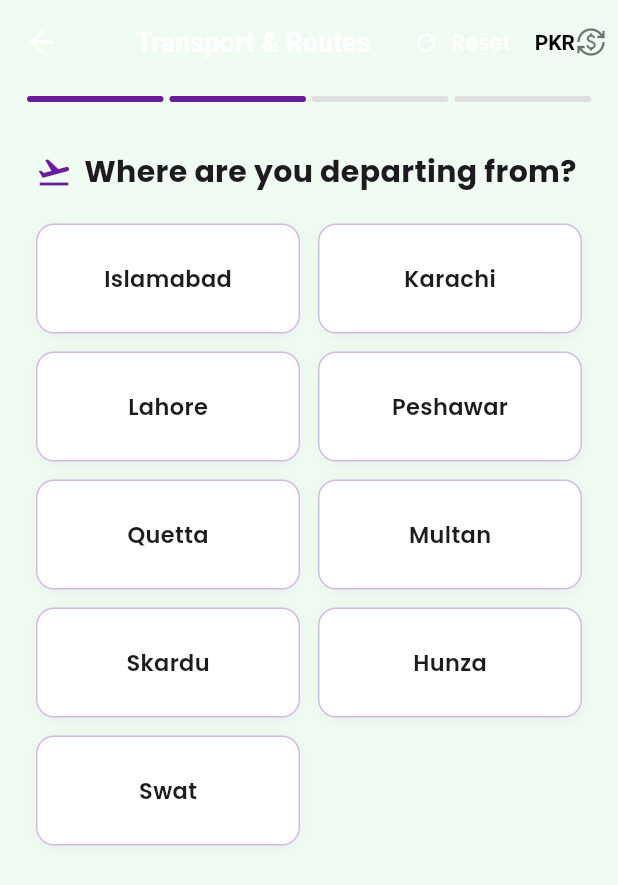
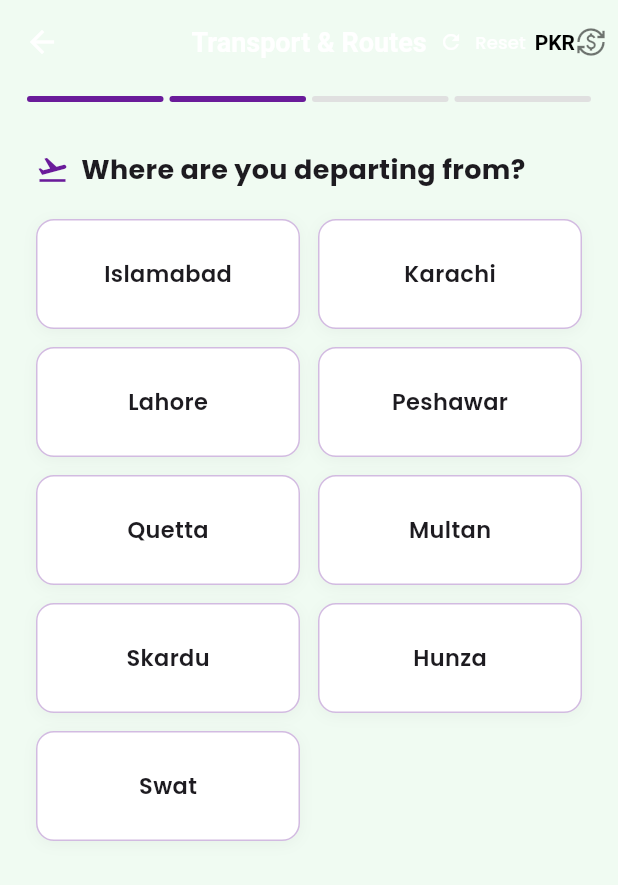
Before and after one commit to MuhammadAhsan-MASK/SafarSathi, a Flutter app: the TransportScreen screen opened directly, after a tap on "Flight", on a phone screen of 412 x 824 dp. Shown: the top 885 px of the screen. Run offline on Flutter 3.47's test engine with Material 3 defaults, Android fonts, the phone set to English and light mode, and no system bars; our stand-ins replace cloud_firestore, csv, firebase_auth, firebase_core, flutter_tts, google_fonts and 5 more; accounts and stored records are empty; generated files the repository leaves out were written again; network calls fail.

Commit message:
fix: resolve transport departure screen overflow and restore transport routes

```diff
--- a/lib/core/seed_data.dart
+++ b/lib/core/seed_data.dart
@@ -10,8 +10,8 @@ import 'data/attractions_data.dart';
 
 class SeedData {
   /// Toggle to control whether hardcoded seed data is used.
-  /// Set to false to disable all seed/dummy data.
-  static const bool useSeedData = false;
+  /// Set to true to display authentic Pakistan travel routes, hotels, and attractions.
+  static const bool useSeedData = true;
 
   static List<Hotel> get initialHotels => useSeedData ? allHotels : [];
   static List<Restaurant> get initialRestaurants => useSeedData ? allRestaurants : [];
--- a/lib/features/transport/transport_screen.dart
+++ b/lib/features/transport/transport_screen.dart
@@ -51,14 +51,23 @@ class _TransportScreenState extends State<TransportScreen> {
     return Scaffold(
       backgroundColor: AppTheme.transportBg,
       appBar: AppBar(
-        title: const Text('Transport & Routes'),
+        title: const Text(
+          'Transport & Routes',
+          maxLines: 1,
+          overflow: TextOverflow.ellipsis,
+        ),
         backgroundColor: Colors.transparent,
         actions: [
           if (_step != TransportStep.selectType)
             TextButton.icon(
               onPressed: _reset,
-              icon: const Icon(Icons.refresh, color: Colors.white, size: 18),
-              label: const Text('Reset', style: TextStyle(color: Colors.white)),
+              icon: const Icon(Icons.refresh, color: Colors.white, size: 16),
+              label: const Text('Reset', style: TextStyle(color: Colors.white, fontSize: 12)),
+              style: TextButton.styleFrom(
+                padding: const EdgeInsets.symmetric(horizontal: 6),
+                minimumSize: Size.zero,
+                tapTargetSize: MaterialTapTargetSize.shrinkWrap,
+              ),
             ),
           _buildCurrencySelector(context),
         ],
@@ -222,19 +231,34 @@ class _TransportScreenState extends State<TransportScreen> {
                   GestureDetector(
                     onTap: () => setState(() => _step = TransportStep.selectDeparture),
                     child: Row(
+                      mainAxisSize: MainAxisSize.min,
                       children: [
-                        const Icon(Icons.arrow_back_ios, size: 14, color: Colors.grey),
-                        Text('From: $_departure',
-                            style: const TextStyle(color: Colors.grey, fontSize: 13)),
+                        const Icon(Icons.arrow_back_ios, size: 13, color: Colors.grey),
+                        const SizedBox(width: 4),
+                        Flexible(
+                          child: Text(
+                            'From: $_departure',
+                            style: const TextStyle(color: Colors.grey, fontSize: 13),
+                            maxLines: 1,
+                            overflow: TextOverflow.ellipsis,
+                          ),
+                        ),
                       ],
                     ),
                   ),
                 if (_step == TransportStep.selectDestination) const SizedBox(height: 12),
                 Row(
                   children: [
-                    Icon(icon, color: AppTheme.primaryPurple),
+                    Icon(icon, color: AppTheme.primaryPurple, size: 22),
                     const SizedBox(width: 8),
-                    Text(title, style: const TextStyle(fontSize: 20, fontWeight: FontWeight.bold)),
+                    Expanded(
+                      child: Text(
+                        title,
+                        style: const TextStyle(fontSize: 18, fontWeight: FontWeight.bold),
+                        maxLines: 1,
+                        overflow: TextOverflow.ellipsis,
+                      ),
+                    ),
                   ],
                 ),
                 const SizedBox(height: 20),
```
